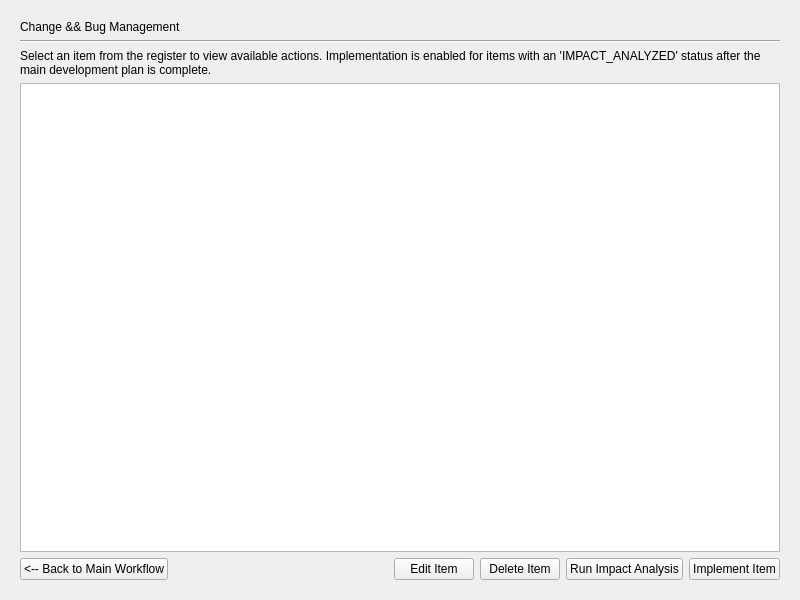
Old version of the form gui/cr_management_page.ui in the repository mariolewis/asdf_factory.
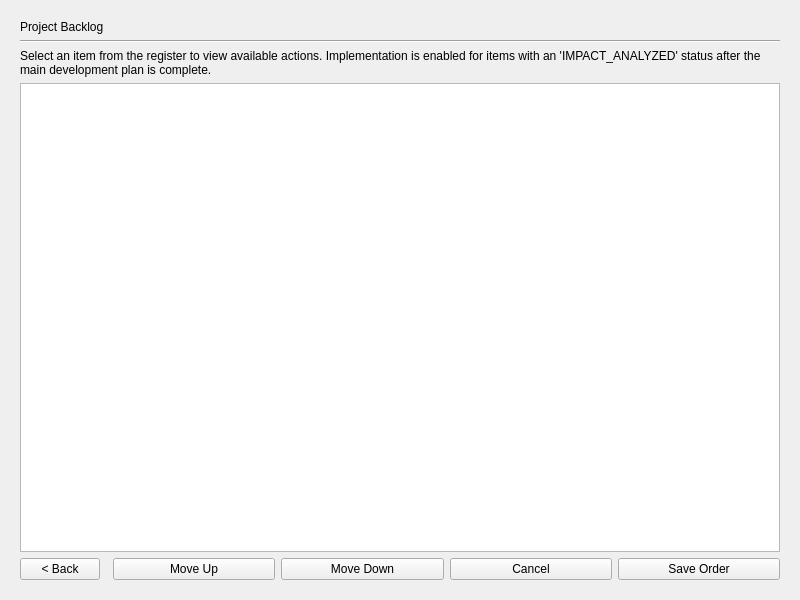
New version of the form. The open tabs and pages were chosen to show the change.

Commit message: feat: Implement full backlog reordering and fix multiple UI/UX bugs in the backlog workflow, including Jira sync and dialog interactions.

What changed in the file:
```diff
--- a/gui/cr_management_page.ui
+++ b/gui/cr_management_page.ui
@@ -29,7 +29,7 @@
    <item>
     <widget class="QLabel" name="headerLabel">
      <property name="text">
-      <string>Change &amp;&amp; Bug Management</string>
+        <string>Project Backlog</string>
      </property>
     </widget>
    </item>
@@ -52,6 +52,12 @@
    </item>
    <item>
     <widget class="QTableView" name="crTableView">
+      <property name="sizePolicy">
+        <sizepolicy hsizetype="Expanding" vsizetype="Expanding">
+        <horstretch>0</horstretch>
+        <verstretch>1</verstretch>
+        </sizepolicy>
+      </property>
      <property name="selectionMode">
       <enum>QAbstractItemView::SingleSelection</enum>
      </property>
@@ -68,7 +74,7 @@
      <item>
       <widget class="QPushButton" name="backButton">
        <property name="text">
-        <string>&lt;-- Back to Main Workflow</string>
+        <string>&lt; Back</string>
        </property>
       </widget>
      </item>
@@ -77,40 +83,71 @@
        <property name="orientation">
         <enum>Qt::Horizontal</enum>
        </property>
-       <property name="sizeHint" stdset="0">
-        <size>
-         <width>40</width>
-         <height>20</height>
-        </size>
-       </property>
       </spacer>
      </item>
      <item>
-      <widget class="QPushButton" name="editButton">
-       <property name="text">
-        <string>Edit Item</string>
-       </property>
+      <widget class="QStackedWidget" name="actionButtonStackedWidget">
+       <widget class="QWidget" name="normalModePage">
+        <layout class="QHBoxLayout" name="horizontalLayout_2">
+         <property name="leftMargin"><number>0</number></property>
+         <property name="topMargin"><number>0</number></property>
+         <property name="rightMargin"><number>0</number></property>
+         <property name="bottomMargin"><number>0</number></property>
+         <item>
+          <widget class="QPushButton" name="addNewItemButton">
+           <property name="text"><string>Add New Item...</string></property>
       </widget>
      </item>
      <item>
-      <widget class="QPushButton" name="deleteButton">
-       <property name="text">
-        <string>Delete Item</string>
-       </property>
+          <widget class="QPushButton" name="reorderButton">
+           <property name="text"><string>Reorder Backlog</string></property>
       </widget>
      </item>
      <item>
-      <widget class="QPushButton" name="analyzeButton">
-       <property name="text">
-        <string>Run Impact Analysis</string>
-       </property>
+          <widget class="QPushButton" name="clearSelectionButton">
+           <property name="text"><string>Clear Selection</string></property>
       </widget>
      </item>
      <item>
-      <widget class="QPushButton" name="implementButton">
-       <property name="text">
-        <string>Implement Item</string>
-       </property>
+          <widget class="QPushButton" name="proceedToTechSpecButton">
+           <property name="text"><string>Proceed to Technical Specification</string></property>
+          </widget>
+         </item>
+         <item>
+          <widget class="QPushButton" name="moreActionsButton">
+           <property name="text"><string>More Actions...</string></property>
+          </widget>
+         </item>
+        </layout>
+       </widget>
+       <widget class="QWidget" name="reorderModePage">
+        <layout class="QHBoxLayout" name="horizontalLayout_3">
+         <property name="leftMargin"><number>0</number></property>
+         <property name="topMargin"><number>0</number></property>
+         <property name="rightMargin"><number>0</number></property>
+         <property name="bottomMargin"><number>0</number></property>
+         <item>
+          <widget class="QPushButton" name="moveUpButton">
+           <property name="text"><string>Move Up</string></property>
+          </widget>
+         </item>
+         <item>
+          <widget class="QPushButton" name="moveDownButton">
+           <property name="text"><string>Move Down</string></property>
+          </widget>
+         </item>
+         <item>
+          <widget class="QPushButton" name="cancelReorderButton">
+           <property name="text"><string>Cancel</string></property>
+          </widget>
+         </item>
+         <item>
+          <widget class="QPushButton" name="saveOrderButton">
+           <property name="text"><string>Save Order</string></property>
+          </widget>
+         </item>
+        </layout>
+       </widget>
       </widget>
      </item>
     </layout>
```
Lines whose indentation alone changed are shown as unchanged. The commit also changes 27 other files.
